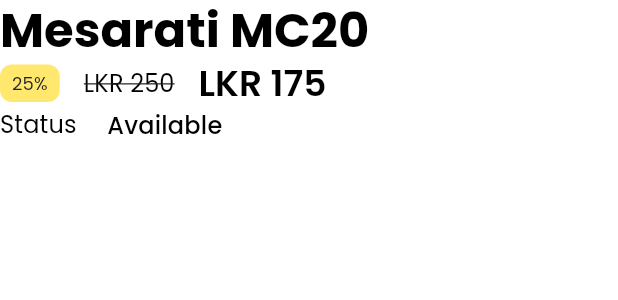
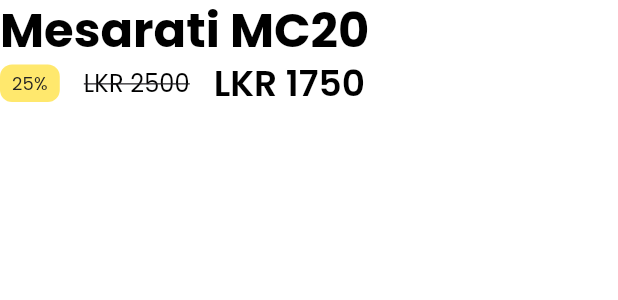
Before and after one commit to gnklakshan/KarConnect, a Flutter app: the TVehicleMetaData widget shown alone on an empty page, opened directly, on a phone screen of 412 x 824 dp. Shown: the top 300 px of the screen. Run offline on Flutter 3.47's test engine with Material 3 defaults, Android fonts, the phone set to English and light mode, and no system bars; our stand-ins replace cloud_firestore, firebase_auth, firebase_core, get, get_storage, iconsax and 2 more; accounts and stored records are empty.

Commit message:
Vehicle_details page updated

```diff
--- a/lib/features/rent_features/screens/vehicle_details/vehicle_detail_image_slider.dart
+++ b/lib/features/rent_features/screens/vehicle_details/vehicle_detail_image_slider.dart
@@ -28,9 +28,7 @@ class TVehicleImageSlider extends StatelessWidget {
                 height: 400,
                 child: Padding(
                   padding: const EdgeInsets.all(TSizes.productImageRadius * 2),
-                  child: Center(
-                      child:
-                          Image(image: AssetImage(TImages.OnBoardingImage3))),
+                  child: Center(child: Image(image: AssetImage(TImages.car))),
                 )),
             //image slider
             Positioned(
@@ -52,7 +50,7 @@ class TVehicleImageSlider extends StatelessWidget {
                     border: Border.all(color: TColors.primary),
                     padding: const EdgeInsets.all(TSizes.sm),
                     backgroundColor: dark ? TColors.dark : TColors.white,
-                    imageUrl: TImages.OnBoardingImage1,
+                    imageUrl: TImages.car,
                   ),
                 ),
               ),
--- a/lib/features/rent_features/screens/vehicle_details/widgets/vehicle_meta_data.dart
+++ b/lib/features/rent_features/screens/vehicle_details/widgets/vehicle_meta_data.dart
@@ -46,7 +46,7 @@ class TVehicleMetaData extends StatelessWidget {
 
             //price
             Text(
-              "LKR 250",
+              "LKR 2500",
               style: Theme.of(context)
                   .textTheme
                   .titleSmall!
@@ -55,7 +55,7 @@ class TVehicleMetaData extends StatelessWidget {
             const SizedBox(
               width: TSizes.spaceBtwItems,
             ),
-            const TVehiclePriceText(price: '175', isLarge: true)
+            const TVehiclePriceText(price: '1750', isLarge: true)
           ],
         ),
 
@@ -64,20 +64,9 @@ class TVehicleMetaData extends StatelessWidget {
         ),
 
         //stock status
-        Row(
-          children: [
-            const TVehicleTitleText(title: "Status "),
-            const SizedBox(
-              width: TSizes.spaceBtwItems,
-            ),
-            Text(
-              "Available",
-              style: Theme.of(context).textTheme.titleMedium,
-            ),
-          ],
-        ),
+
         const SizedBox(
-          width: TSizes.spaceBtwItems / 1.5,
+          height: TSizes.spaceBtwItems,
         ),
 
         //brand
--- a/lib/utils/constants/image_strings.dart
+++ b/lib/utils/constants/image_strings.dart
@@ -18,4 +18,7 @@ class TImages {
 
   static const String verifyIllustration =
       "assets/images/animations/sent-mail.gif";
+
+  static const String car = "assets/images/car.jpg";
+  static const String toyota = "assets/images/vehicles/toyota.png";
 }
```
Also changed, not shown: lib/features/rent_features/screens/vehicle_details/rent_specifications.dart (added, +16 -0 lines), lib/features/rent_features/screens/vehicle_details/vehicle_details.dart (+92 -8 lines), assets/images/vehicles/toyota.png (added).
